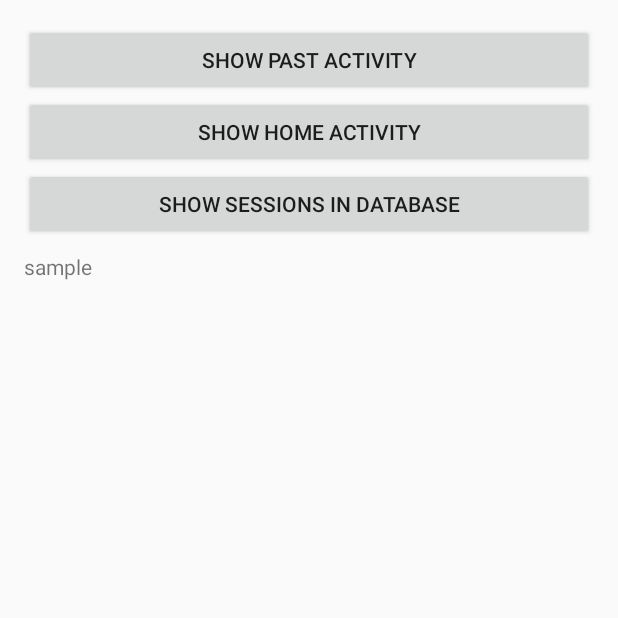
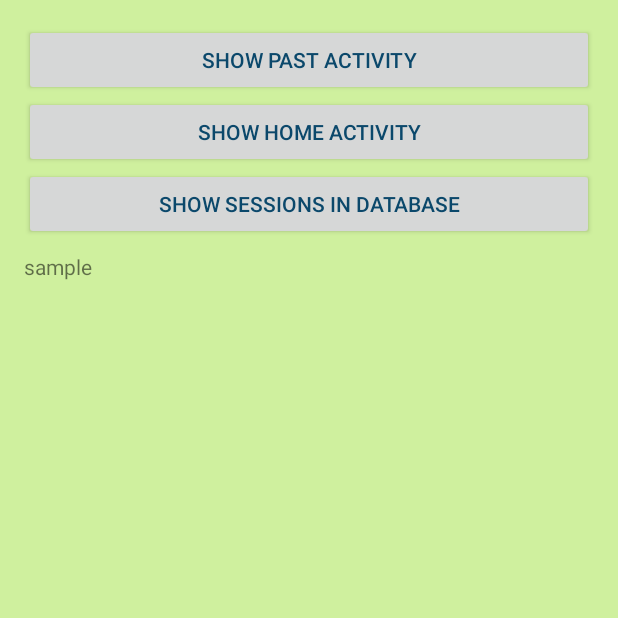
Before and after one commit to pluggedinn/Tracka, an Android app: the screen it shows after launch (MainActivity), on a phone screen of 412 x 824 dp, the top half of it. Run offline under Robolectric (Android 15) with nearby library versions, the phone set to English and light mode, and no system bars.

Commit message:
Setup the colors values Fix the repeting random facts

```diff
--- a/src/main/java/com/example/rsons/tracka/SessionsRetriever.java
+++ b/src/main/java/com/example/rsons/tracka/SessionsRetriever.java
@@ -32,7 +32,6 @@ public class SessionsRetriever {
 
     }
 
-    // TODO: fix the bug that when there's a sessions that goes between one day and the other day, it gets catched
     public List<Session> getSessionsApp(long startDate, long endDate, int appCode) {
         List<Session> sessionList = new ArrayList<Session>();
 
@@ -43,6 +42,7 @@ public class SessionsRetriever {
             sessionList.add(new Session(result.getInt(0), result.getLong(1), result.getLong(2)));
         }
 
+        result.close();
         return sessionList;
     }
 
@@ -58,6 +58,7 @@ public class SessionsRetriever {
             result.moveToNext();
         }
 
+        result.close();
         return sessionList;
     }
 
--- a/src/main/java/com/example/rsons/tracka/service/SessionService.java
+++ b/src/main/java/com/example/rsons/tracka/service/SessionService.java
@@ -106,7 +106,7 @@ public class SessionService extends IntentService {
                 .setSmallIcon(R.mipmap.ic_minimal)
                 .setColor(Color.parseColor("#0B486B"))
                 .setPriority(Notification.PRIORITY_MIN)
-                .setShowWhen(false)
+                //.setShowWhen(false)
                 .setContentIntent(pStopSelf)
                 .setOngoing(true).build();
 
--- a/src/main/res/values/colors.xml
+++ b/src/main/res/values/colors.xml
@@ -1,6 +1,10 @@
 <?xml version="1.0" encoding="utf-8"?>
 <resources>
-    <color name="colorPrimary">#3F51B5</color>
-    <color name="colorPrimaryDark">#303F9F</color>
-    <color name="colorAccent">#FF4081</color>
+    <color name="colorPrimary">#cff09e</color>
+    <color name="colorPrimaryDark">#c5e1a5</color>
+    <color name="colorAccent">#0b486b</color>
+    <color name="background_material_light">#cff09e</color>
+    <color name="primary_text_default_material_light">#0b486b</color>
+    <color name="primary_text_material_light">#0b486b</color>
+    <color name="secondary_text_material_light">#3b8686</color>
 </resources>
--- a/src/main/res/values/styles.xml
+++ b/src/main/res/values/styles.xml
@@ -6,6 +6,13 @@
         <item name="colorPrimary">@color/colorPrimary</item>
         <item name="colorPrimaryDark">@color/colorPrimaryDark</item>
         <item name="colorAccent">@color/colorAccent</item>
+        <item name="android:colorBackground">@color/background_material_light</item>
+
+        <item name="android:statusBarColor">@android:color/transparent</item>
+        <item name="android:navigationBarColor">@android:color/transparent</item>
+
+        <item name="android:textColorPrimary">@color/primary_text_material_light</item>
+        <item name="android:textColorSecondary">@color/secondary_text_material_light</item>
     </style>
 
 </resources>
```
Also changed, not shown: src/main/java/com/example/rsons/tracka/FactsRetriever.java (+23 -4 lines).
